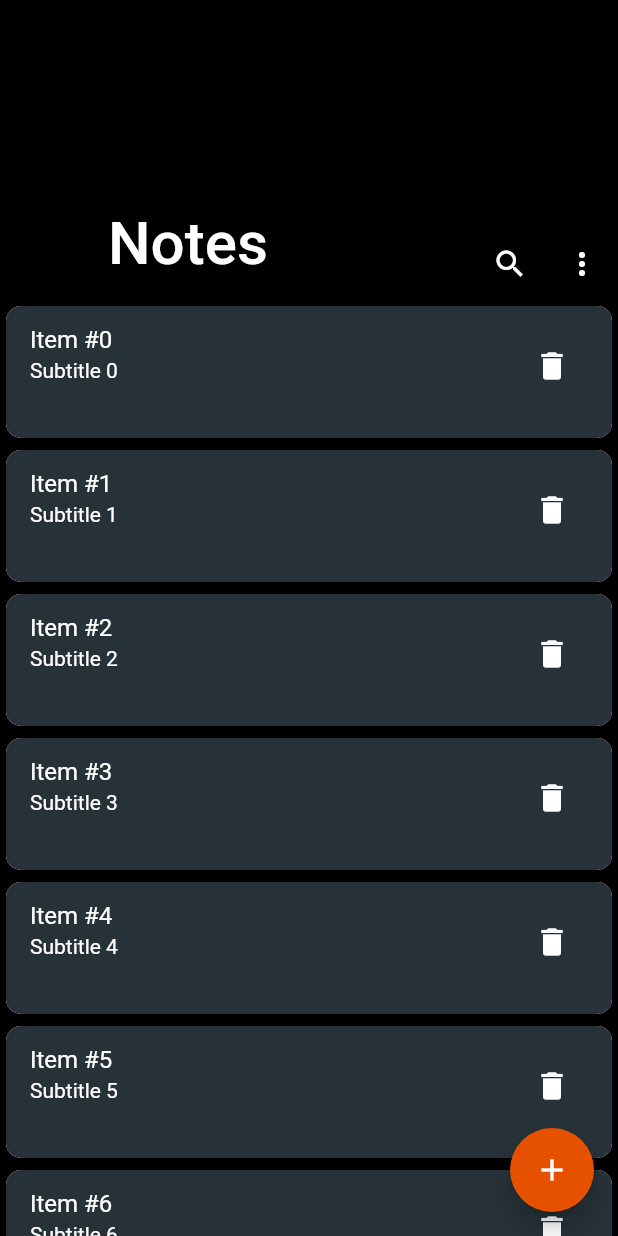
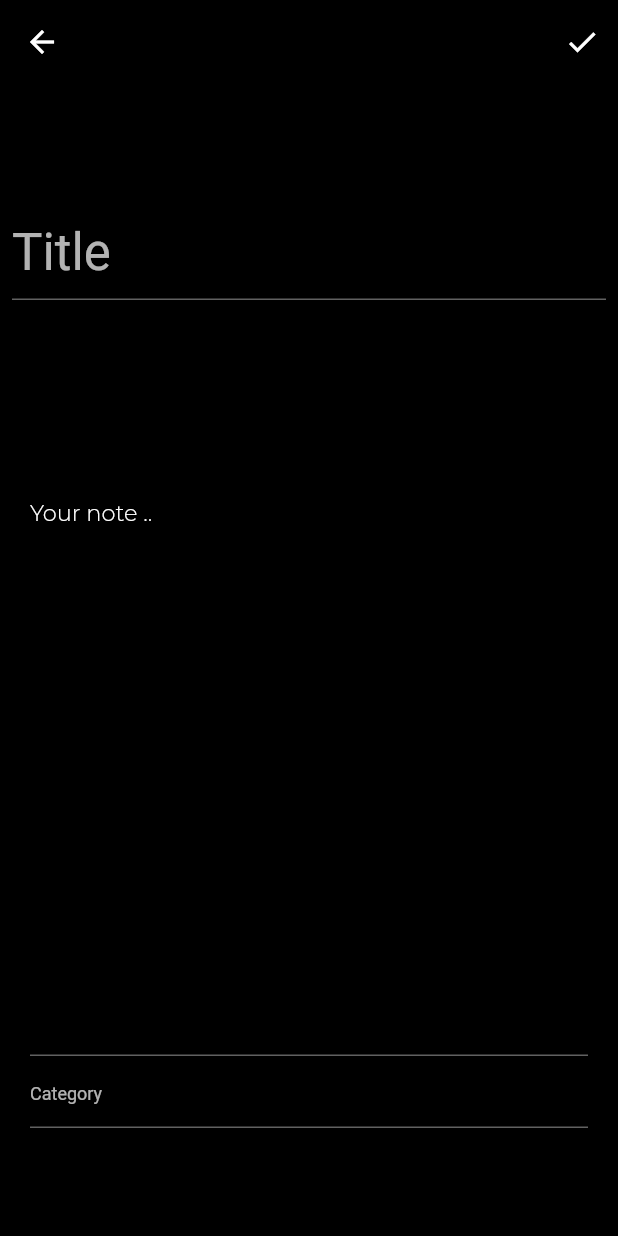
Before and after one commit to Pkisic/student_note_app, a Flutter app: the screen it shows after launch, after a tap on the "add" icon, on a phone screen of 412 x 824 dp. Run offline on Flutter 3.47's test engine with Material 2 defaults, Android fonts, the phone set to English and light mode, and no system bars; our stand-ins replace bloc, google_fonts, local_auth.

Commit message:
Design for photoshoot

```diff
--- a/lib/main.dart
+++ b/lib/main.dart
@@ -1,41 +1,15 @@
-import 'package:diplomski/services/auth/biometric_auth_provider.dart';
-import 'package:diplomski/services/auth/bloc/auth_bloc.dart';
-import 'package:diplomski/services/auth/bloc/auth_event.dart';
-import 'package:diplomski/services/auth/bloc/auth_state.dart';
+import 'package:diplomski/theme/custom_theme.dart';
 import 'package:diplomski/views/notes_view.dart';
 import 'package:flutter/material.dart';
-import 'package:flutter_bloc/flutter_bloc.dart';
 
 void main() {
   WidgetsFlutterBinding.ensureInitialized();
-  runApp(MaterialApp(
-    debugShowCheckedModeBanner: false,
-    title: 'Aplikacija za unos beleski',
-    home: BlocProvider<AuthBlock>(
-      create: (context) => AuthBlock(LocalAutApi()),
-      child: const HomePage(),
+  runApp(
+    MaterialApp(
+      debugShowCheckedModeBanner: false,
+      title: 'Aplikacija za unos beleski',
+      home: const NotesView(),
+      theme: CustomTheme.dark(),
     ),
-    routes: const {},
-  ));
+  );
 }
-
-class HomePage extends StatelessWidget {
-  const HomePage({Key? key}) : super(key: key);
-
-  @override
-  Widget build(BuildContext context) {
-    context.read<AuthBlock>().add(const AuthEventInitialize());
-    return BlocConsumer<AuthBlock, AuthState>(
-      listener: (context, state) {},
-      builder: (context, state) {
-        if (state is AuthStateNeedsVerification) {
-          return const NotesView();
-        } else {
-          return const Scaffold(
-            body: CircularProgressIndicator(),
-          );
-        }
-      },
-    );
-  }
-}
--- /dev/null
+++ b/lib/views/create_update_note_view.dart
@@ -0,0 +1,81 @@
+import 'package:flutter/material.dart';
+
+class CreateUpdateNoteView extends StatefulWidget {
+  const CreateUpdateNoteView({Key? key}) : super(key: key);
+
+  @override
+  State<CreateUpdateNoteView> createState() => _CreateUpdateNoteViewState();
+}
+
+class _CreateUpdateNoteViewState extends State<CreateUpdateNoteView> {
+  @override
+  Widget build(BuildContext context) {
+    return Scaffold(
+      appBar: AppBar(
+        actions: [
+          IconButton(
+            onPressed: () {
+              final snack = SnackBar(
+                content: const Text('Saved!'),
+                action: SnackBarAction(
+                  label: 'Undo',
+                  onPressed: () {},
+                ),
+              );
+              ScaffoldMessenger.of(context).showSnackBar(snack);
+            },
+            icon: const Icon(Icons.check),
+          )
+        ],
+      ),
+      body: SafeArea(
+        top: true,
+        child: Column(
+          mainAxisAlignment: MainAxisAlignment.center,
+          children: [
+            Flexible(
+              flex: 1,
+              fit: FlexFit.tight,
+              child: Padding(
+                padding: const EdgeInsets.all(8),
+                child: TextFormField(
+                  style: Theme.of(context).textTheme.headlineMedium,
+                  keyboardType: TextInputType.multiline,
+                  decoration: InputDecoration(
+                    hintText: 'Title',
+                    hintStyle: Theme.of(context).textTheme.headlineMedium,
+                  ),
+                ),
+              ),
+            ),
+            Flexible(
+              flex: 2,
+              fit: FlexFit.tight,
+              child: Padding(
+                padding: const EdgeInsets.symmetric(horizontal: 20),
+                child: TextFormField(
+                  expands: true,
+                  maxLines: null,
+                  decoration: InputDecoration(
+                    hintText: 'Your note ..',
+                    hintStyle: Theme.of(context).textTheme.bodyMedium,
+                  ),
+                ),
+              ),
+            ),
+            Flexible(
+              child: Padding(
+                padding: const EdgeInsets.symmetric(horizontal: 20),
+                child: TextFormField(
+                  decoration: InputDecoration(
+                      hintText: 'Category',
+                      hintStyle: Theme.of(context).textTheme.bodySmall),
+                ),
+              ),
+            )
+          ],
+        ),
+      ),
+    );
+  }
+}
--- a/lib/views/notes_view.dart
+++ b/lib/views/notes_view.dart
@@ -1,4 +1,5 @@
 import 'package:diplomski/eums/menu_action.dart';
+import 'package:diplomski/views/create_update_note_view.dart';
 import 'package:flutter/material.dart';
 
 class NotesView extends StatefulWidget {
@@ -73,10 +74,20 @@ class _NotesViewState extends State<NotesView> {
                     iconColor: Colors.white,
                     trailing: IconButton(
                       icon: const Icon(Icons.delete),
-                      onPressed: () {},
+                      onPressed: () {
+                        final snack = SnackBar(
+                          content: const Text('Note deleted!'),
+                          action: SnackBarAction(
+                            label: 'Undo',
+                            onPressed: () {},
+                          ),
+                        );
+                        ScaffoldMessenger.of(context).showSnackBar(snack);
+                      },
                     ),
                     shape: RoundedRectangleBorder(
-                        borderRadius: BorderRadius.circular(10)),
+                      borderRadius: BorderRadius.circular(10),
+                    ),
                   ),
                 ),
                 childCount: 10,
@@ -85,7 +96,13 @@ class _NotesViewState extends State<NotesView> {
           ],
         ),
         floatingActionButton: FloatingActionButton(
-          onPressed: () {},
+          onPressed: () {
+            Navigator.of(context).push(
+              MaterialPageRoute(
+                builder: (context) => const CreateUpdateNoteView(),
+              ),
+            );
+          },
           backgroundColor: Colors.orange[900],
           child: const Icon(Icons.add),
         ));
--- a/pubspec.yaml
+++ b/pubspec.yaml
@@ -37,6 +37,7 @@ dependencies:
   local_auth: ^2.1.2
   bloc: ^8.1.0
   flutter_bloc: ^8.1.1
+  google_fonts: ^5.1.0
 
 dev_dependencies:
   flutter_test:
```
Also changed, not shown: lib/theme/custom_theme.dart (added, +94 -0 lines), pubspec.lock.
